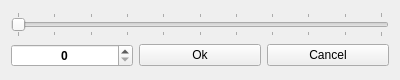
Above: GUI/ui/headeredit.ui from fpoussin/MotoLink before the change. Below: the same form after it.
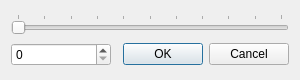
That is the form after the change.

Commit message: [GUI] Improvements on tables, working header editor, saving and loading modified header values

```diff
--- a/GUI/ui/headeredit.ui
+++ b/GUI/ui/headeredit.ui
@@ -1,7 +1,7 @@
 <?xml version="1.0" encoding="UTF-8"?>
 <ui version="4.0">
  <class>HeaderEdit</class>
- <widget class="QWidget" name="HeaderEdit">
+ <widget class="QDialog" name="HeaderEdit">
   <property name="windowModality">
    <enum>Qt::ApplicationModal</enum>
   </property>
@@ -9,19 +9,19 @@
    <rect>
     <x>0</x>
     <y>0</y>
-    <width>400</width>
+    <width>300</width>
     <height>80</height>
    </rect>
   </property>
   <property name="minimumSize">
    <size>
-    <width>400</width>
+    <width>300</width>
     <height>80</height>
    </size>
   </property>
   <property name="maximumSize">
    <size>
-    <width>400</width>
+    <width>300</width>
     <height>80</height>
    </size>
   </property>
@@ -31,22 +31,21 @@
   <property name="windowTitle">
    <string>Edit Header</string>
   </property>
+  <property name="autoFillBackground">
+   <bool>false</bool>
+  </property>
   <layout class="QGridLayout" name="gridLayout">
-   <item row="1" column="1">
-    <widget class="QPushButton" name="bOk">
-     <property name="text">
-      <string>Ok</string>
+   <item row="2" column="1">
+    <widget class="QDialogButtonBox" name="buttonBox">
+     <property name="orientation">
+      <enum>Qt::Horizontal</enum>
      </property>
-    </widget>
-   </item>
-   <item row="1" column="2">
-    <widget class="QPushButton" name="bCancel">
-     <property name="text">
-      <string>Cancel</string>
+     <property name="standardButtons">
+      <set>QDialogButtonBox::Cancel|QDialogButtonBox::Ok</set>
      </property>
     </widget>
    </item>
-   <item row="0" column="0" colspan="3">
+   <item row="0" column="0" colspan="2">
     <widget class="QSlider" name="slValue">
      <property name="maximum">
       <number>10</number>
@@ -55,20 +54,17 @@
       <enum>Qt::Horizontal</enum>
      </property>
      <property name="tickPosition">
-      <enum>QSlider::TicksBothSides</enum>
+      <enum>QSlider::TicksAbove</enum>
      </property>
     </widget>
    </item>
-   <item row="1" column="0">
+   <item row="2" column="0">
     <widget class="QSpinBox" name="sbValue">
-     <property name="font">
-      <font>
-       <weight>75</weight>
-       <bold>true</bold>
-      </font>
-     </property>
-     <property name="alignment">
-      <set>Qt::AlignCenter</set>
+     <property name="minimumSize">
+      <size>
+       <width>100</width>
+       <height>0</height>
+      </size>
      </property>
      <property name="maximum">
       <number>10</number>
```
Left out of the diff: 61 changed lines with no effect on the pictures. The commit also changes 13 other files.
